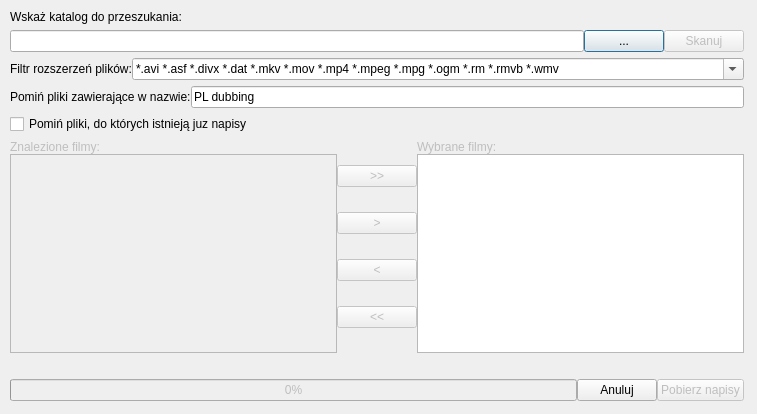
QNapi/qnapi, file ui/frmscan.ui: the form before one commit.
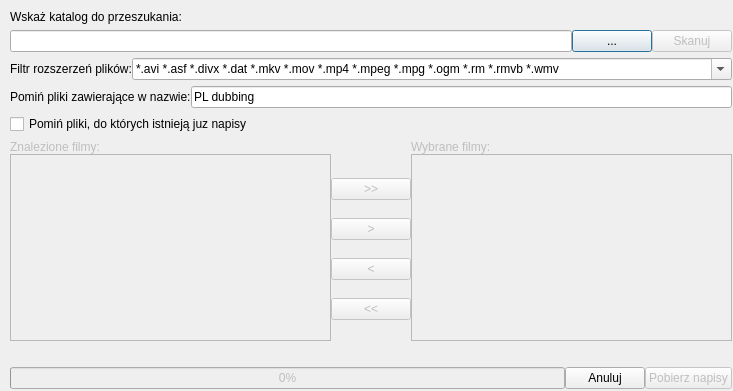
The form after the commit. Icons and pictures are not drawn. Custom widgets are drawn as their Qt base class.

Commit message: Czy ja wiem co ja tu zmienialem? :D chyba nic wielkiego :P

```diff
--- a/ui/frmscan.ui
+++ b/ui/frmscan.ui
@@ -5,8 +5,8 @@
    <rect>
     <x>0</x>
     <y>0</y>
-    <width>757</width>
-    <height>414</height>
+    <width>733</width>
+    <height>391</height>
    </rect>
   </property>
   <property name="minimumSize" >
@@ -26,8 +26,8 @@
     <rect>
      <x>10</x>
      <y>10</y>
-     <width>734</width>
-     <height>391</height>
+     <width>722</width>
+     <height>379</height>
     </rect>
    </property>
    <layout class="QGridLayout" >
@@ -115,6 +115,22 @@
         <property name="rightMargin" >
          <number>0</number>
         </property>
+        <item>
+         <spacer>
+          <property name="orientation" >
+           <enum>Qt::Vertical</enum>
+          </property>
+          <property name="sizeType" >
+           <enum>QSizePolicy::Fixed</enum>
+          </property>
+          <property name="sizeHint" >
+           <size>
+            <width>20</width>
+            <height>20</height>
+           </size>
+          </property>
+         </spacer>
+        </item>
         <item>
          <widget class="QPushButton" name="pbAddAll" >
           <property name="enabled" >
@@ -170,7 +186,20 @@
          </widget>
         </item>
         <item>
-         <widget class="QListWidget" name="lwSelected" />
+         <widget class="QDragListWidget" name="lwSelected" >
+          <property name="enabled" >
+           <bool>false</bool>
+          </property>
+          <property name="dragEnabled" >
+           <bool>true</bool>
+          </property>
+          <property name="dragDropMode" >
+           <enum>QAbstractItemView::DragDrop</enum>
+          </property>
+          <property name="selectionMode" >
+           <enum>QAbstractItemView::ExtendedSelection</enum>
+          </property>
+         </widget>
         </item>
        </layout>
       </item>
@@ -291,6 +320,13 @@
    </layout>
   </widget>
  </widget>
+ <customwidgets>
+  <customwidget>
+   <class>QDragListWidget</class>
+   <extends>QListWidget</extends>
+   <header>src/qdraglistwidget.h</header>
+  </customwidget>
+ </customwidgets>
  <resources>
   <include location="../src/resources.qrc" />
  </resources>
```
Left out of the diff: 20 changed lines with no effect on the pictures.
